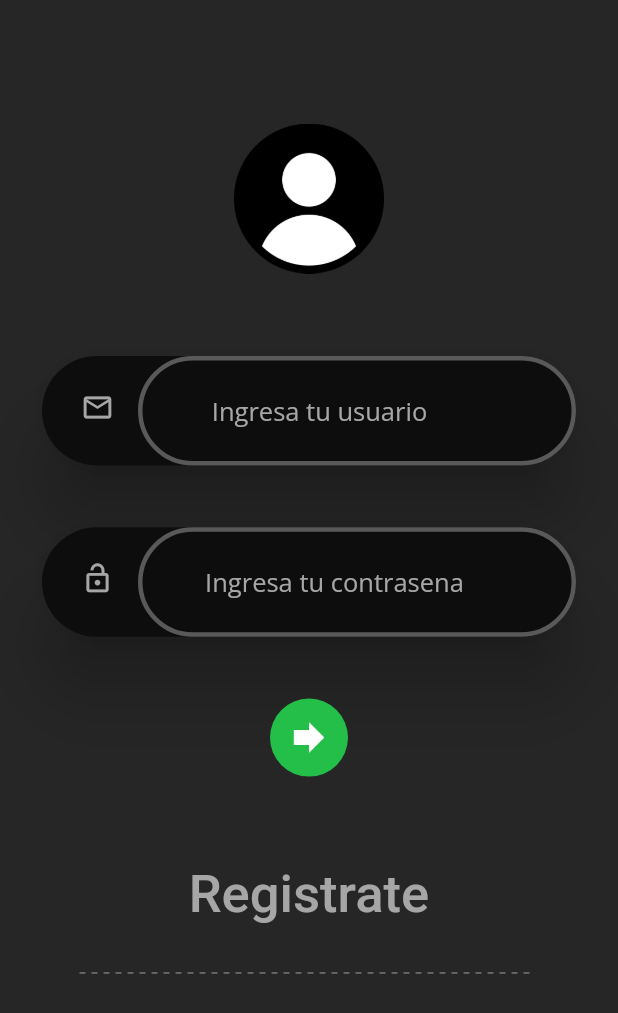
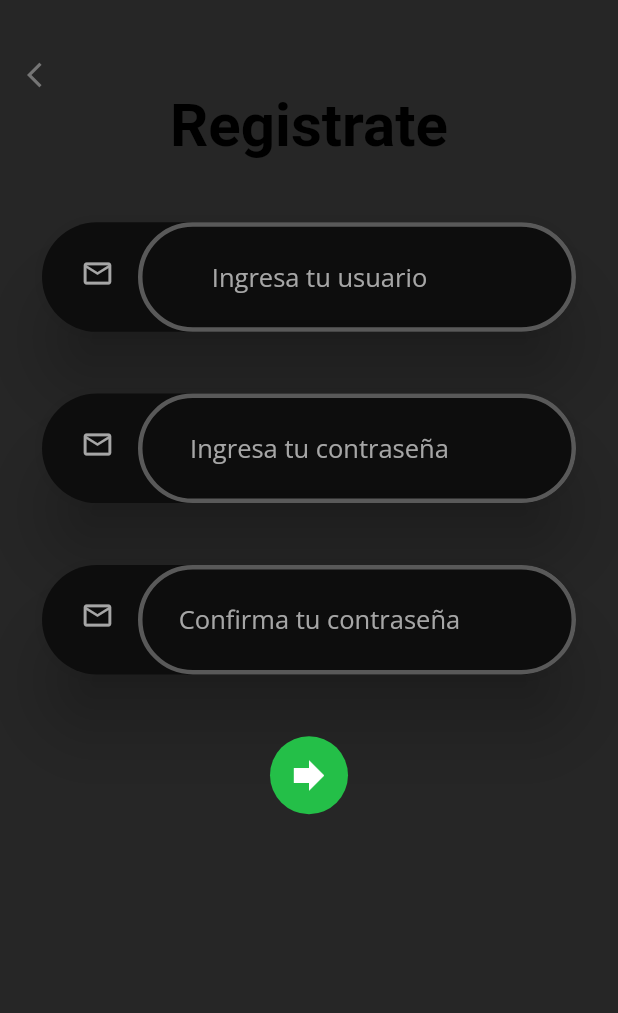
Before and after one commit to zictcian/AppMovile_JAZA_Salarius, a Flutter app: the screen it shows after launch, after a tap on "Registrate", on a phone screen of 412 x 824 dp. Shown: the top 1013 px of the screen. Run offline on Flutter 3.47's test engine with Material 2 defaults, Android fonts, the phone set to English and light mode, and no system bars; drawn by our look-alikes of dotted_line; our stand-ins replace buttons_tabbar, google_fonts, hexcolor; network calls fail.

Commit message:
Login y Registro

```diff
--- a/lib/profile.dart
+++ b/lib/profile.dart
@@ -17,7 +17,7 @@ class CreateProfile extends State<Profile> {
 
   _getMovements() async {
     http.Response response =
-        await http.get(Uri.parse('http://localhost:3000/api/movements'));
+        await http.get(Uri.parse('http://10.0.2.2:3000/api/movements'));
     data = json.decode(response.body);
     setState(() {
       movementsData = data['movements'];
--- a/lib/register.dart
+++ b/lib/register.dart
@@ -4,52 +4,40 @@ import 'package:flutter/material.dart';
 import 'package:http/http.dart' as http;
 import 'dart:convert';
 import 'dart:async';
+import 'package:hexcolor/hexcolor.dart';
+import 'package:google_fonts/google_fonts.dart';
 
 class Register extends StatefulWidget {
   CreateRegister createState() => CreateRegister();
 }
 
-class CreateRegister extends State<Profile> {
-  final typeController = TextEditingController();
-  final conceptController = TextEditingController();
-  final mountController = TextEditingController();
+final userController = TextEditingController();
+final passwordController = TextEditingController();
+final confirmPasswordController = TextEditingController();
 
+class CreateRegister extends State<Register> {
   Map data;
   List movementsData = new List();
 
-  @override
-  void initState() {
-    super.initState();
-    _postMovements();
-  }
-
   _postMovements() async {
     Map data = {
-      'type': typeController.text,
-      'concept': conceptController.text,
-      'mount': mountController.text,
+      'user': userController.text,
+      'password': passwordController.text,
     };
 
     var body = json.encode(data);
-
+    if (passwordController.text == confirmPasswordController.text) {
       var response = await http.post(
-        Uri.parse('http://10.0.2.2:3000/api/movements'),
+          Uri.parse('http://10.0.2.2:3000/api/users'),
           headers: {"Content-Type": "application/json"},
-        body: {body});
+          body: body);
     }
-
-  void dispose() {
-    // Clean up the controller when the widget is disposed.
-    typeController.dispose();
-    conceptController.dispose();
-    mountController.dispose();
-    super.dispose();
   }
 
   @override
   Widget build(BuildContext context) {
     return Scaffold(
-      backgroundColor: Colors.white,
+      backgroundColor: HexColor("#262626"),
       body: SingleChildScrollView(
         child: Column(
           children: [
@@ -72,7 +60,7 @@ class CreateRegister extends State<Profile> {
               child: Column(
                 children: [
                   Text(
-                    'Agregar Gastoads/Ingreso',
+                    'Registrate',
                     style: TextStyle(
                         color: Colors.black,
                         fontSize: 40.0,
@@ -81,60 +69,125 @@ class CreateRegister extends State<Profile> {
                 ],
               ),
             ),
+            SizedBox(
+              height: MediaQuery.of(context).size.height / 20,
+            ),
             Padding(
-              padding: EdgeInsets.symmetric(horizontal: 40.0, vertical: 20.0),
+              padding: const EdgeInsets.symmetric(horizontal: 28.0),
+              child: Material(
+                elevation: 20.0,
+                borderRadius: BorderRadius.circular(40),
+                color: HexColor("0D0D0D"),
                 child: TextFormField(
-                style: TextStyle(fontSize: 18.0),
-                controller: typeController,
+                  controller: userController,
+                  textAlign: TextAlign.center,
+                  style: TextStyle(color: Colors.white),
+                  autofocus: false,
                   decoration: InputDecoration(
-                    labelText: 'Tipo',
-                    labelStyle: TextStyle(fontSize: 18.0),
-                    border: OutlineInputBorder(
-                      borderRadius: BorderRadius.circular(10.0),
-                    )),
+                      hintStyle: GoogleFonts.openSans(
+                          color: HexColor("A6A6A6"),
+                          fontSize: 17,
+                          fontWeight: FontWeight.normal),
+                      icon: Padding(
+                        padding: const EdgeInsets.only(left: 26.0, bottom: 5),
+                        child: new Icon(Icons.mail_outline_outlined,
+                            color: HexColor("A6A6A6"), size: 22),
+                      ),
+                      hintText: 'Ingresa tu usuario',
+                      fillColor: HexColor("#0D0D0D"),
+                      filled: true,
+                      contentPadding:
+                          EdgeInsets.fromLTRB(-30.0, 30.0, 20.0, 20.0),
+                      enabledBorder: OutlineInputBorder(
+                          borderRadius: BorderRadius.circular(40.0),
+                          borderSide: BorderSide(
+                              color: HexColor("#595959"), width: 3.0))),
                 ),
               ),
+            ),
+            SizedBox(
+              height: MediaQuery.of(context).size.height / 20,
+            ),
             Padding(
-              padding: EdgeInsets.symmetric(horizontal: 40.0, vertical: 20.0),
+              padding: const EdgeInsets.symmetric(horizontal: 28.0),
+              child: Material(
+                elevation: 20.0,
+                borderRadius: BorderRadius.circular(40),
+                color: HexColor("0D0D0D"),
                 child: TextFormField(
-                style: TextStyle(fontSize: 18.0),
-                controller: conceptController,
+                  controller: passwordController,
+                  textAlign: TextAlign.center,
+                  style: TextStyle(color: Colors.white),
+                  obscureText: true,
+                  autofocus: false,
                   decoration: InputDecoration(
-                    labelText: 'Concepto',
-                    labelStyle: TextStyle(fontSize: 18.0),
-                    border: OutlineInputBorder(
-                      borderRadius: BorderRadius.circular(10.0),
-                    )),
+                      hintStyle: GoogleFonts.openSans(
+                          color: HexColor("A6A6A6"),
+                          fontSize: 17,
+                          fontWeight: FontWeight.normal),
+                      icon: Padding(
+                        padding: const EdgeInsets.only(left: 26.0, bottom: 5),
+                        child: new Icon(Icons.mail_outline_outlined,
+                            color: HexColor("A6A6A6"), size: 22),
+                      ),
+                      hintText: 'Ingresa tu contraseña',
+                      fillColor: HexColor("#0D0D0D"),
+                      filled: true,
+                      contentPadding:
+                          EdgeInsets.fromLTRB(-30.0, 30.0, 20.0, 20.0),
+                      enabledBorder: OutlineInputBorder(
+                          borderRadius: BorderRadius.circular(40.0),
+                          borderSide: BorderSide(
+                              color: HexColor("#595959"), width: 3.0))),
                 ),
               ),
+            ),
+            SizedBox(
+              height: MediaQuery.of(context).size.height / 20,
+            ),
             Padding(
-              padding: EdgeInsets.symmetric(horizontal: 40.0, vertical: 20.0),
+              padding: const EdgeInsets.symmetric(horizontal: 28.0),
+              child: Material(
+                elevation: 20.0,
+                borderRadius: BorderRadius.circular(40),
+                color: HexColor("0D0D0D"),
                 child: TextFormField(
-                style: TextStyle(fontSize: 18.0),
-                controller: mountController,
+                  controller: confirmPasswordController,
+                  textAlign: TextAlign.center,
+                  style: TextStyle(color: Colors.white),
+                  obscureText: true,
+                  autofocus: false,
                   decoration: InputDecoration(
-                    labelText: 'Monto',
-                    labelStyle: TextStyle(fontSize: 18.0),
-                    border: OutlineInputBorder(
-                      borderRadius: BorderRadius.circular(10.0),
-                    )),
+                      hintStyle: GoogleFonts.openSans(
+                          color: HexColor("A6A6A6"),
+                          fontSize: 17,
+                          fontWeight: FontWeight.normal),
+                      icon: Padding(
+                        padding: const EdgeInsets.only(left: 26.0, bottom: 5),
+                        child: new Icon(Icons.mail_outline_outlined,
+                            color: HexColor("A6A6A6"), size: 22),
                       ),
+                      hintText: 'Confirma tu contraseña',
+                      fillColor: HexColor("#0D0D0D"),
+                      filled: true,
+                      contentPadding:
+                          EdgeInsets.fromLTRB(-30.0, 30.0, 20.0, 20.0),
+                      enabledBorder: OutlineInputBorder(
+                          borderRadius: BorderRadius.circular(40.0),
+                          borderSide: BorderSide(
+                              color: HexColor("#595959"), width: 3.0))),
+                ),
+              ),
+            ),
+            SizedBox(
+              height: MediaQuery.of(context).size.height / 20,
             ),
             Container(
                 decoration: new BoxDecoration(
-                  color: Colors.blue[800],
+                  color: HexColor("24BF48"),
                   borderRadius: BorderRadius.circular(40),
                   boxShadow: [
                     //background color of box
-                    BoxShadow(
-                      color: Colors.blue[400],
-                      blurRadius: 10.0, // soften the shadow
-                      spreadRadius: 1.0, //extend the shadow
-                      offset: Offset(
-                        0.0, // Move to right 10  horizontally
-                        3.0, // Move to bottom 10 Vertically
-                      ),
-                    )
                   ],
                 ),
                 child: Padding(
@@ -142,10 +195,11 @@ class CreateRegister extends State<Profile> {
                     child: IconButton(
                       onPressed: () {
                         _postMovements();
+                        Navigator.pop(context);
                       },
                       iconSize: 30.0,
                       icon: Icon(
-                        Icons.forward_outlined,
+                        Icons.forward,
                       ),
                       color: Colors.white,
                     ))),
```
Also changed, not shown: lib/mainpage.dart (+82 -13 lines). Lines whose indentation alone changed are shown as unchanged.
